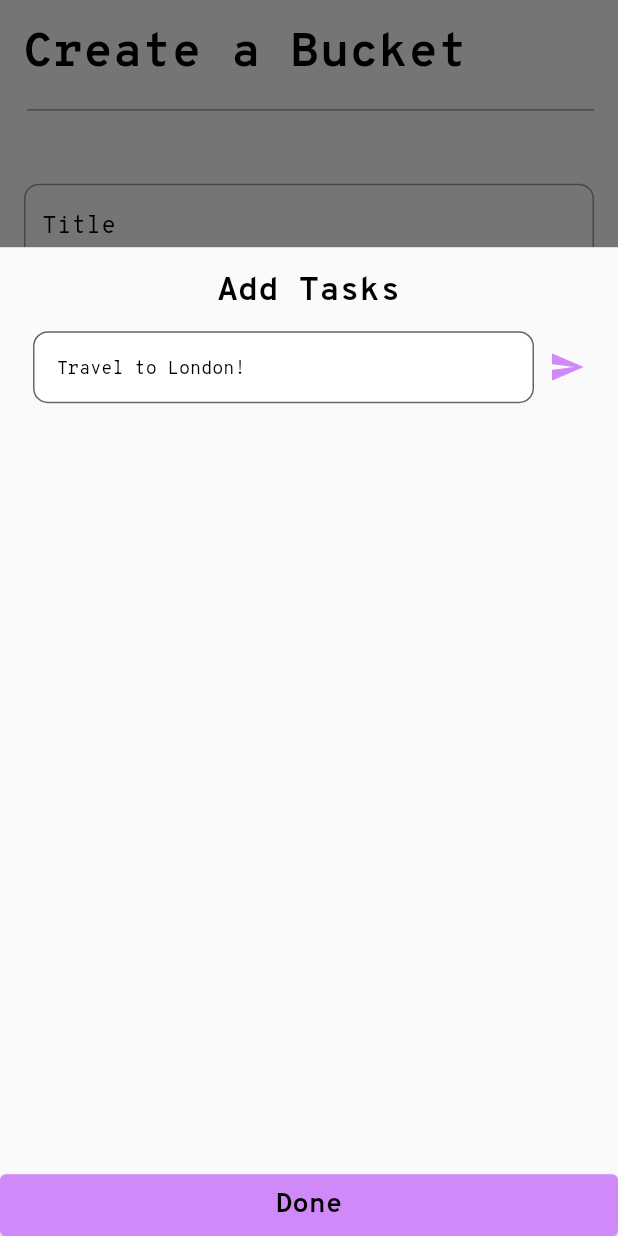
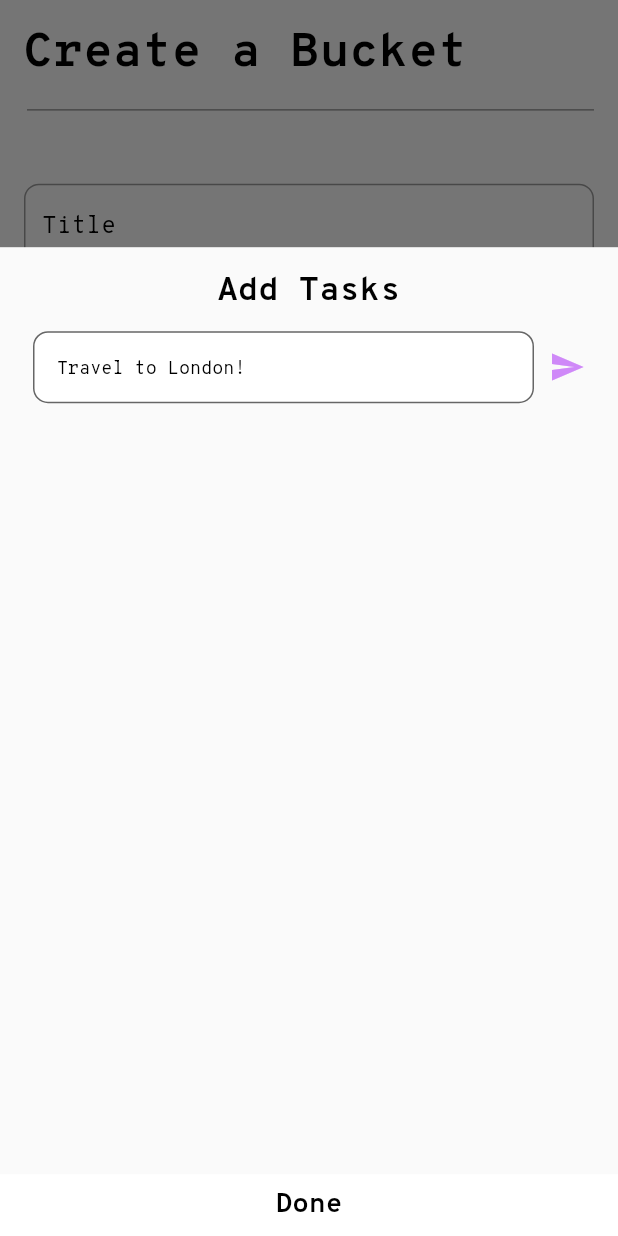
Before and after one commit to Spyy004/LifeList, a Flutter app: the CreateBucketScreen screen opened by its route, after a tap on the "add" icon, on a phone screen of 412 x 824 dp. Run offline on Flutter 3.47's test engine with Material 2 defaults, Android fonts, the phone set to English and light mode, and no system bars; our stand-ins replace flutter_native_splash, fluttertoast, isar, package_info_plus; accounts and stored records are empty; generated files the repository leaves out were written again; statements that could not run were skipped.

Commit message:
Changed Elevated Button to NeoPopButton

```diff
--- a/lib/screens/createbucketscreen.dart
+++ b/lib/screens/createbucketscreen.dart
@@ -1,5 +1,6 @@
 import 'package:flutter/material.dart';
 import 'package:lifelist/models/index.dart';
+import 'package:lifelist/neopop/neopop.dart';
 import 'package:lifelist/services/index.dart';
 import 'package:provider/provider.dart';
 import 'package:flutter_gen/gen_l10n/app_localizations.dart';
@@ -186,15 +187,44 @@ class CreateBucketScreen extends StatelessWidget {
                                                   height: Sizes.screenHeight(
                                                           context) *
                                                       0.05,
-                                                        child: ElevatedButton(
-                                                          style: ElevatedButton.styleFrom(
-                                                              backgroundColor: Theme
-                                                                      .of(context)
-                                                                  .secondaryHeaderColor),
-                                                          onPressed: () async {
+                                                  // child: ElevatedButton(
+                                                  //   style: ElevatedButton.styleFrom(
+                                                  //       backgroundColor: Theme
+                                                  //               .of(context)
+                                                  //           .secondaryHeaderColor),
+                                                  //   onPressed: () async {
+                                                  //     navigationService
+                                                  //         .navigatePop(context);
+                                                  //   },
+                                                  //   child: CustomText(
+                                                  //     style: Theme.of(context)
+                                                  //         .textTheme
+                                                  //         .labelLarge,
+                                                  //     text: AppLocalizations.of(
+                                                  //             context)
+                                                  //         .done,
+                                                  //   ),
+                                                  // ),
+                                                  child: NeoPopButton(
+                                                    bottomShadowColor: Theme.of(
+                                                            context)
+                                                        .secondaryHeaderColor,
+                                                    rightShadowColor: Theme.of(
+                                                            context)
+                                                        .secondaryHeaderColor,
+                                                    animationDuration:
+                                                        const Duration(
+                                                            milliseconds: 300),
+                                                    depth: 5,
+                                                    onTapUp: () async {
                                                       navigationService
                                                           .navigatePop(context);
                                                     },
+                                                    color: Theme.of(context)
+                                                        .primaryColor,
+                                                    shadowColor: Theme.of(
+                                                            context)
+                                                        .secondaryHeaderColor,
                                                     child: CustomText(
                                                       style: Theme.of(context)
                                                           .textTheme
```
Lines whose indentation alone changed are shown as unchanged.
